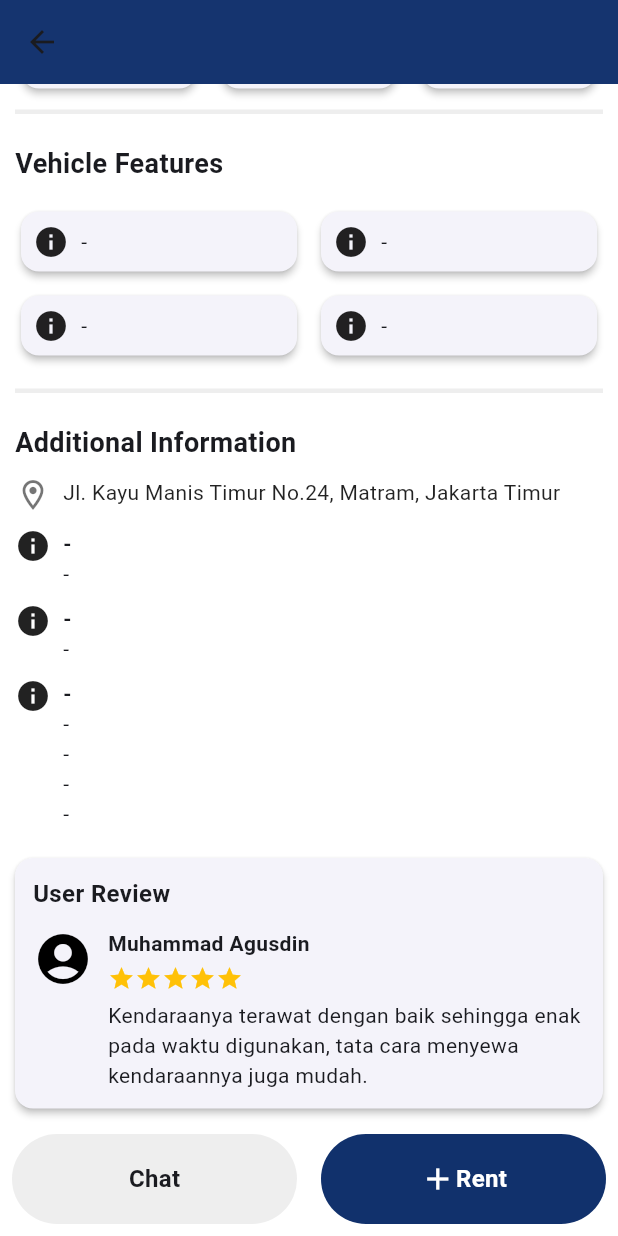
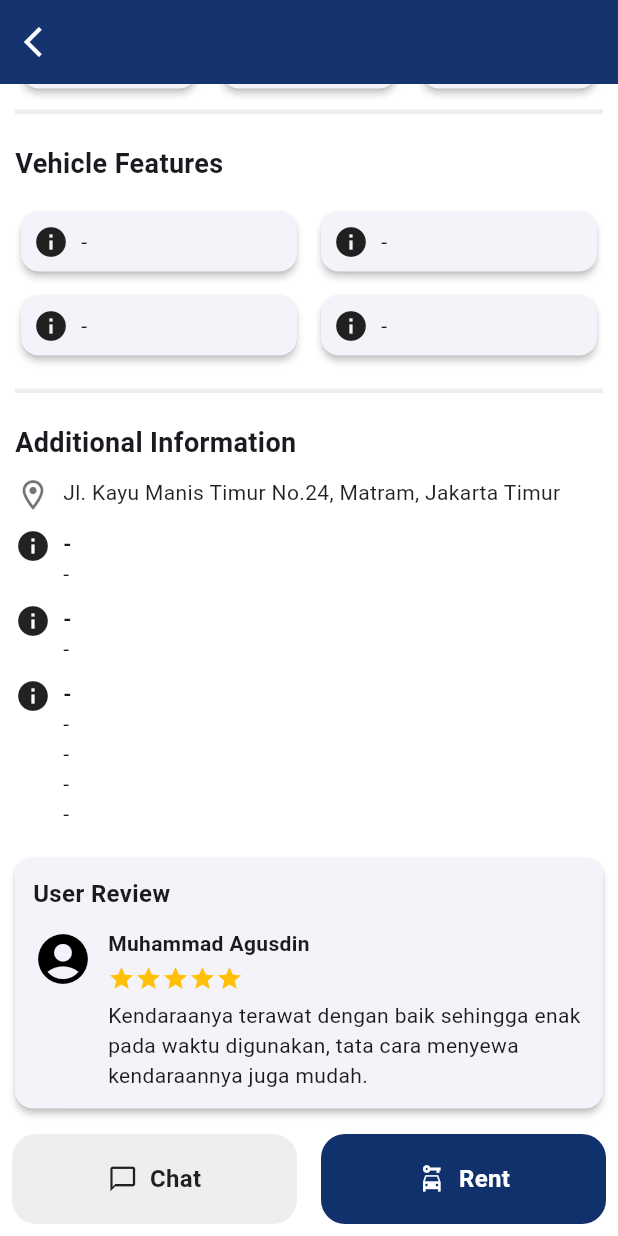
Before and after one commit to lithiaa/sewoapp, a Flutter app: the DataKatalogDetail screen opened directly with empty values, scrolled down 482 dp, on a phone screen of 412 x 824 dp. Run offline on Flutter 3.47's test engine with Material 3 defaults, Android fonts, the light colour scheme and no system bars; our stand-ins replace badges, bloc_concurrency, dio, equatable, file_picker, flutter_bloc and 10 more; missing offline and left inert: colorize, flutter_carousel_slider; accounts and stored records are empty; network calls fail.

Commit message:
feat: enhance app bar and button styles in vehicle detail screen

```diff
--- a/lib/data_katalog/data_katalog_detail.dart
+++ b/lib/data_katalog/data_katalog_detail.dart
@@ -119,8 +119,22 @@ class _DataKatalogDetailState extends State<DataKatalogDetail> {
     return Scaffold(
       backgroundColor: const Color(0xFFFFFFFF),
             appBar: AppBar(
-        title: Text(data.namaProduk ?? "", style: const TextStyle(color: Colors.white),),
-        actions: [],
+        title: Text(
+          data.namaProduk ?? "",
+          style: const TextStyle(
+            color: Colors.white,
+            fontWeight: FontWeight.bold,
+            fontSize: 20,
+          ),
+        ),
+        backgroundColor: const Color(0xFF11316C),
+        foregroundColor: Colors.white,
+        elevation: 0,
+        centerTitle: true,
+        leading: IconButton(
+          icon: const Icon(Icons.arrow_back_ios, color: Colors.white),
+          onPressed: () => Navigator.of(context).pop(),
+        ),
       ),
       body: BlocListener(
         bloc: BlocProvider.of<DataCartSimpanBloc>(context),
@@ -144,9 +158,7 @@ class _DataKatalogDetailState extends State<DataKatalogDetail> {
                   crossAxisAlignment: CrossAxisAlignment.start,
                   children: [
                     Card(
-                      shape: RoundedRectangleBorder(
-                        borderRadius: BorderRadius.circular(30),
-                      ),
+
                       color: const Color(0xFFDDDDDD),
                       child: Hero(
                         tag: "${data.namaProduk}",
@@ -438,6 +450,7 @@ class _DataKatalogDetailState extends State<DataKatalogDetail> {
             ),
             Align(
               alignment: Alignment.bottomCenter,
+              child: SafeArea(
                 child: Column(
                   mainAxisSize: MainAxisSize.min,
                   crossAxisAlignment: CrossAxisAlignment.start,
@@ -461,21 +474,33 @@ class _DataKatalogDetailState extends State<DataKatalogDetail> {
                                 );
                               },
                               splashColor: Colors.grey[400],
-                              borderRadius: BorderRadius.circular(30),
+                              borderRadius: BorderRadius.circular(16),
                               child: Container(
                                 height: 60,
                                 decoration: BoxDecoration(
                                   color: Colors.grey[200],
-                                  borderRadius: BorderRadius.circular(30),
+                                  borderRadius: BorderRadius.circular(16),
                                 ),
                                 padding: const EdgeInsets.all(15),
                                 child: const Center(
-                                  child: Text(
+                                  child: Row(
+                                    mainAxisAlignment: MainAxisAlignment.center,
+                                    children: [
+                                      Icon(
+                                        Icons.chat_bubble_outline,
+                                        color: Colors.black87,
+                                        size: 20,
+                                      ),
+                                      SizedBox(width: 8),
+                                      Text(
                                         "Chat",
                                         style: TextStyle(
                                           fontWeight: FontWeight.bold,
                                           fontSize: 16,
+                                          color: Colors.black87,
                                         ),
+                                      ),
+                                    ],
                                   ),
                                 ),
                               ),
@@ -492,21 +517,23 @@ class _DataKatalogDetailState extends State<DataKatalogDetail> {
                                 _tambahKeranjang(data);
                               },
                               splashColor: Colors.blue[200],
-                              borderRadius: BorderRadius.circular(30),
+                              borderRadius: BorderRadius.circular(16),
                               child: Container(
                                 height: 60,
                                 decoration: BoxDecoration(
                                   color: Style.buttonBackgroundColor,
-                                  borderRadius: BorderRadius.circular(30),
+                                  borderRadius: BorderRadius.circular(16),
                                 ),
                                 padding: const EdgeInsets.all(15),
                                 child: Row(
                                   mainAxisAlignment: MainAxisAlignment.center,
                                   children: [
                                     const Icon(
-                                      Icons.add,
+                                      Icons.car_rental,
                                       color: Colors.white,
+                                      size: 20,
                                     ),
+                                    const SizedBox(width: 8),
                                     const Text(
                                       "Rent",
                                       style: TextStyle(
@@ -525,6 +552,7 @@ class _DataKatalogDetailState extends State<DataKatalogDetail> {
                     ),
                   ),
                 ],
+              ),
             ),
             ),
           ],
```
Lines whose indentation alone changed are shown as unchanged.
